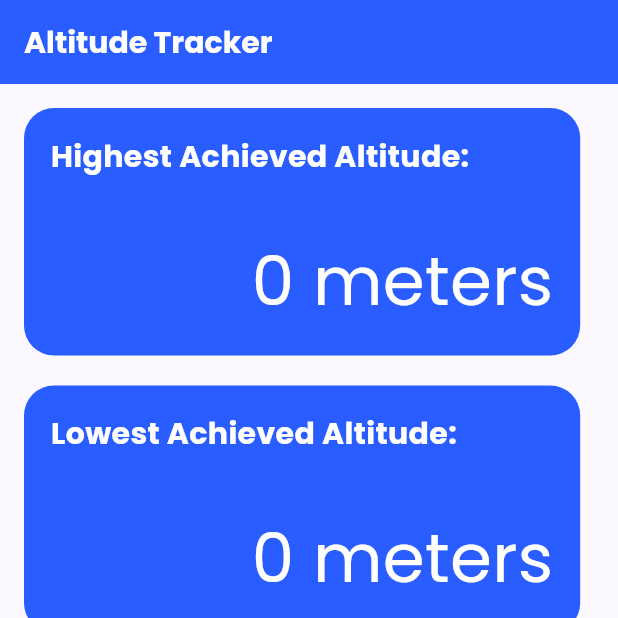
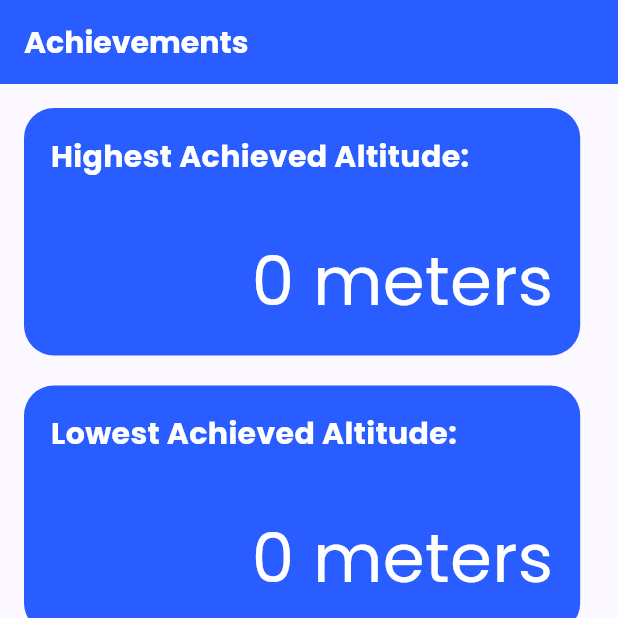
Before and after one commit to Kamikaze363/altitude_tracker, a Flutter app: the screen it shows after launch, item 2 of the bottom bar chosen, on a phone screen of 412 x 824 dp, the top half of it. Run offline on Flutter 3.47's test engine with Material 3 defaults, Android fonts, the phone set to English and light mode, and no system bars; our stand-ins replace google_fonts, shared_preferences; missing offline and left inert: flutter_barometer.

Commit message:
final version

```diff
--- a/lib/globals.dart
+++ b/lib/globals.dart
@@ -5,8 +5,8 @@ import 'package:google_fonts/google_fonts.dart';
 
 //used for the bottom app bar
 const pages = [
-  HomePage(title: AppTitle.title),
-  AchievementPage(title: AppTitle.title),
+  HomePage(),
+  AchievementPage(),
 ];
 
 int currentPageIndex = 0;
@@ -29,7 +29,7 @@ class AppTitle {
 }
 
 //Custom text styles used in app
-class TextStyles {
+class CustomTextStyles {
   static TextStyle labelStyle() {
     return const TextStyle(
       fontWeight: FontWeight.bold,
@@ -62,7 +62,6 @@ class ScreenDimensions {
 }
 
 // Custom CardWidget used throughout app
-// Source / credit: my IPMEDT4 project (can be found in my GitHub pins)
 class CardWidget extends StatelessWidget {
   final String titleText;
   final String infoText;
--- a/lib/main.dart
+++ b/lib/main.dart
@@ -2,9 +2,7 @@ import 'package:altitude_tracker/pages/home_page.dart';
 import 'package:flutter/material.dart';
 import 'globals.dart';
 
-//TODO: Do an integration test
-//TODO: Write documentation / paper
-//TODO: Make demo video / test video
+//TODO: Make demo video
 
 void main() {
   runApp(const MyApp());
@@ -23,7 +21,7 @@ class MyApp extends StatelessWidget {
         colorScheme: ColorScheme.fromSeed(seedColor: AppColors.primaryColor),
         useMaterial3: true,
       ),
-      home: const HomePage(title: AppTitle.title),
+      home: const HomePage(),
     );
   }
 }
--- a/lib/pages/achievement_page.dart
+++ b/lib/pages/achievement_page.dart
@@ -4,9 +4,9 @@ import 'package:flutter/material.dart';
 
 
 class AchievementPage extends StatefulWidget {
-  const AchievementPage({super.key, required this.title});
+  const AchievementPage({super.key});
 
-  final String title;
+  final String title = "Achievements";
 
   @override
   State<AchievementPage> createState() => _AchievementPageState();
@@ -67,7 +67,7 @@ class _AchievementPageState extends State<AchievementPage> {
         backgroundColor: AppColors.primaryColor,
         title: Text(
           widget.title,
-          style: TextStyles.labelStyleWhite(),
+          style: CustomTextStyles.labelStyleWhite(),
         ),
       ),
 
@@ -98,39 +98,39 @@ class _AchievementPageState extends State<AchievementPage> {
 
   //Widget that dictates landscape layout
   Widget buildLandscapeView() {
-    double witdhMultiplier = .45;
+    double witdthMultiplier = .45;
     return Row(
       mainAxisAlignment: MainAxisAlignment.center,
       crossAxisAlignment: CrossAxisAlignment.center,
       children: [
-        highScore(witdhMultiplier),
+        highScore(witdthMultiplier),
         SizedBox(width: ScreenDimensions.width(context) * .03 ,),
-        lowScore(witdhMultiplier)
+        lowScore(witdthMultiplier)
       ],
     );
   }
 
   // Widget that displays highscore
-  Widget highScore(double witdhMultiplier){
+  Widget highScore(double witdthMultiplier){
     return   CardWidget(
       titleText: "Highest Achieved Altitude:",
       infoText: "$_highestAltitude meters",
-      cardWidth: ScreenDimensions.width(context) * witdhMultiplier,
+      cardWidth: ScreenDimensions.width(context) * witdthMultiplier,
       cardColor: AppColors.primaryColor,
-      titleStyle: TextStyles.labelStyleWhite(),
-      infoStyle: TextStyles.headerStyleWhite(),
+      titleStyle: CustomTextStyles.labelStyleWhite(),
+      infoStyle: CustomTextStyles.headerStyleWhite(),
     );
   }
 
   // Widget that displays lowscore
-  Widget lowScore(double witdhMultiplier){
+  Widget lowScore(double witdthMultiplier){
     return CardWidget(
       titleText: "Lowest Achieved Altitude:",
       infoText: "$_lowestAltitude meters",
-      cardWidth: ScreenDimensions.width(context) * witdhMultiplier,
+      cardWidth: ScreenDimensions.width(context) * witdthMultiplier,
       cardColor: AppColors.primaryColor,
-      titleStyle: TextStyles.labelStyleWhite(),
-      infoStyle: TextStyles.headerStyleWhite(),
+      titleStyle: CustomTextStyles.labelStyleWhite(),
+      infoStyle: CustomTextStyles.headerStyleWhite(),
     );
   }
 }
```
Also changed, not shown: lib/pages/home_page.dart (+9 -9 lines).
